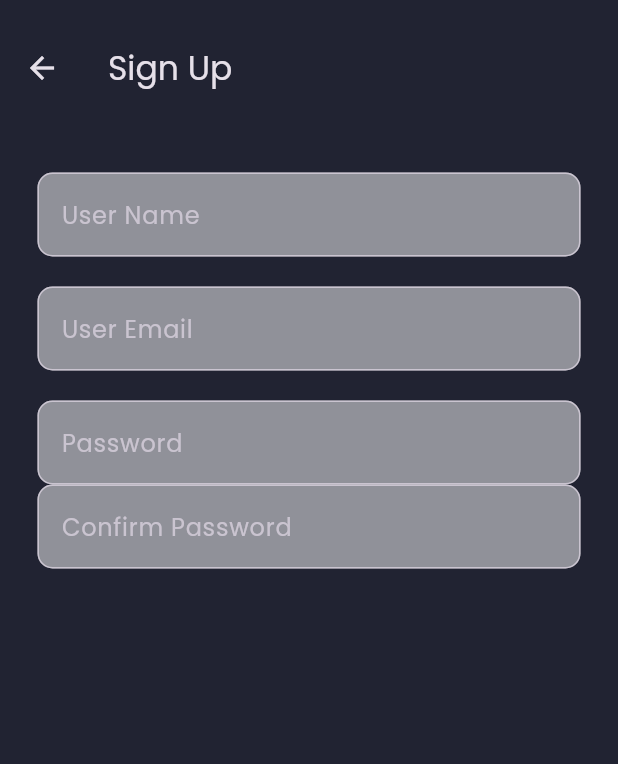
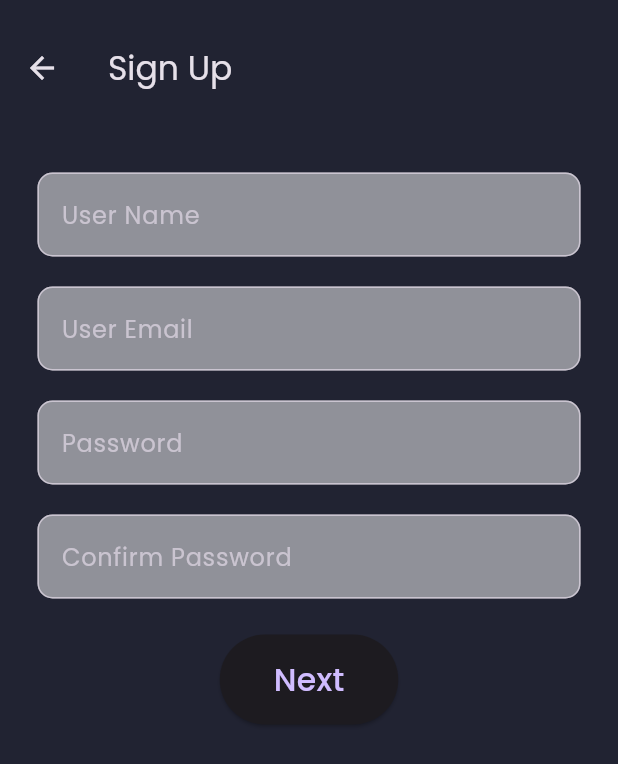
Before and after one commit to krishnapriyavpv/store_front, a Flutter app: the SignUpPage screen opened directly, on a phone screen of 412 x 824 dp. Shown: the top 764 px of the screen. Run offline on Flutter 3.47's test engine with Material 3 defaults, Android fonts, the light colour scheme and no system bars; our stand-ins replace fl_chart, flutter_svg, google_fonts.

Commit message:
minnor changes

```diff
--- a/lib/screens/auth/signup_page.dart
+++ b/lib/screens/auth/signup_page.dart
@@ -80,6 +80,9 @@ class _SignUpPageState extends State<SignUpPage> {
                   return null;
                 },
               ),
+              SizedBox(
+                height: 20,
+              ),
               TextFormField(
                 // controller: controller,
 
@@ -96,7 +99,18 @@ class _SignUpPageState extends State<SignUpPage> {
                   }
                   return null;
                 },
-              )
+              ),
+              SizedBox(height: 30),
+              Transform.scale(
+                scale: 1.5, // Adjust this value to scale the button diagonally
+                child: ElevatedButton(
+                  onPressed: () {
+                    // Action to perform when the button is pressed
+                    print('Submit button pressed');
+                  },
+                  child: Text('Next'),
+                ),
+              ),
             ],
           ),
         ),
```
